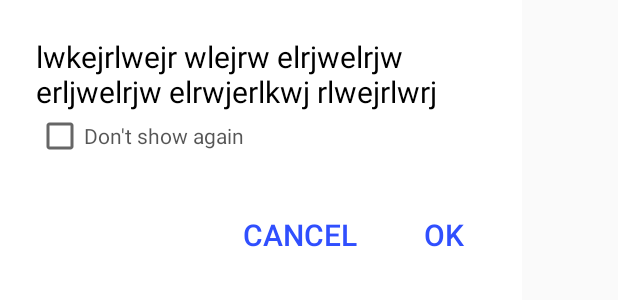
After one commit to dfinn/pinetask-android, an Android app: the layout startup_message_dialog.xml on its own in the app's theme, with its tools: preview values and no code run, on a phone screen of 412 x 824 dp. The commit adds this screen. Shown: the top 300 px of the screen. Run offline under Robolectric (Android 15) with nearby library versions, the light colour scheme and no system bars.

Commit message:
Add mLoggingEnabled flag to Logger class, so log messages only output in debug builds.  Get startup message text when MainActivity is created, and if version of message is newer than what  user has seen, display it to user.   Add /app/*.apk to gitignore.  Add setValueRx helper method with waitForCompletion option to control whether onComplete is invoked immediately or only after setValue is finished.  Use it in conjunction with writing special 'refresh' node to work around problem with Firebase sometimes returning cached data instead of value from server.  Add 'is first startup' value to shared prefs, so that startup message won't show if it's the first app launch.

```diff
--- a/app/build.gradle
+++ b/app/build.gradle
@@ -33,8 +33,10 @@ android {
         release {
             minifyEnabled true
             proguardFiles getDefaultProguardFile('proguard-android.txt'), 'proguard-rules.pro'
+            buildConfigField "boolean", "IS_DEBUG", "false"
         }
         debug {
+            buildConfigField "boolean", "IS_DEBUG", "true"
         }
     }
 }
--- a/app/src/main/java/com/pinetask/app/PineTaskActivity.java
+++ b/app/src/main/java/com/pinetask/app/PineTaskActivity.java
@@ -20,7 +20,7 @@ import io.reactivex.disposables.Disposable;
 public abstract class PineTaskActivity extends AppCompatActivity
 {
     protected PrefsManager mPrefsManager;
-    private boolean mActivityActive;
+    protected boolean mActivityActive;
     final List<Disposable> mActiveDisposables = new ArrayList<>();
 
     @Override
--- a/app/src/main/java/com/pinetask/app/PineTaskApplication.java
+++ b/app/src/main/java/com/pinetask/app/PineTaskApplication.java
@@ -56,6 +56,7 @@ public class PineTaskApplication extends MultiDexApplication
     public void onCreate()
     {
         super.onCreate();
+        Logger.setLoggingEnabled(BuildConfig.DEBUG);
         mApplicationInstance = this;
         mEventBus = new Bus();
         Fabric.with(this, new Crashlytics());
--- a/app/src/main/java/com/pinetask/app/PrefsManager.java
+++ b/app/src/main/java/com/pinetask/app/PrefsManager.java
@@ -36,4 +36,9 @@ public class PrefsManager
     private static String CURRENT_LIST_ID_KEY = "CurrentListId";
     public String getCurrentListId() { return mSharedPreferences.getString(CURRENT_LIST_ID_KEY, null); }
     public void setCurrentListId(String listId) { mSharedPreferences.edit().putString(CURRENT_LIST_ID_KEY, listId).commit(); }
+
+    /** Boolean value indicating if this is the first app launch. **/
+    private static String IS_FIRST_LAUNCH_KEY = "IsFirstLaunch";
+    public boolean getIsFirstLaunch() { return mSharedPreferences.getBoolean(IS_FIRST_LAUNCH_KEY, true); }
+    public void setIsFirstLaunch(boolean isFirstLaunch) { mSharedPreferences.edit().putBoolean(IS_FIRST_LAUNCH_KEY, isFirstLaunch).commit(); }
 }
--- /dev/null
+++ b/app/src/main/res/layout/startup_message_dialog.xml
@@ -0,0 +1,31 @@
+<?xml version="1.0" encoding="utf-8"?>
+<LinearLayout xmlns:android="http://schemas.android.com/apk/res/android"
+              android:orientation="vertical"
+              android:background="@color/colorBackground"
+              android:layout_width="wrap_content"
+              android:layout_height="match_parent">
+
+    <TextView
+        android:id="@+id/titleTextView"
+        android:textSize="20sp"
+        android:textColor="@color/black"
+        android:layout_marginTop="24dp"
+        android:layout_marginLeft="24dp"
+        android:layout_marginRight="24dp"
+        android:layout_width="300dp"
+        android:text="lwkejrlwejr wlejrw elrjwelrjw erljwelrjw elrwjerlkwj rlwejrlwrj"
+        android:layout_height="wrap_content"/>
+
+    <CheckBox
+        android:id="@+id/dontShowAgainCheckBox"
+        android:text="@string/dont_show_again"
+        android:textColor="@color/black_67percent"
+        android:layout_marginBottom="24dp"
+        android:layout_marginLeft="24dp"
+        android:layout_marginRight="24dp"
+        android:layout_width="wrap_content"
+        android:layout_height="wrap_content"/>
+
+    <include layout="@layout/dialog_button_bar"/>
+
+</LinearLayout>
--- a/app/src/main/res/values/strings.xml
+++ b/app/src/main/res/values/strings.xml
@@ -26,6 +26,7 @@
     <string name="signup_later">Sign up later</string>
     <string name="what_is_your_name">What is your name? Others will see this when you share lists with them, and your initials will show on chat messages and list items you claim.</string>
     <string name="finishing_account_setup">Finishing account setup...</string>
+    <string name="dont_show_again">Don\'t show again</string>
 
     <!-- Manage Lists Activity -->
     <string name="loading_lists">Loading lists...</string>
@@ -67,6 +68,7 @@
     <string name="members">Members</string>
     <string name="owner">[owner]</string>
     <string name="error_loading_lists">Error loading lists.</string>
+    <string name="error_loading_startup_message">Error loading startup message.</string>
     <string name="error_getting_username">Error looking up username.</string>
     <string name="error_getting_list_name">Error looking up list name.</string>
     <string name="error_getting_completed_items">Error getting list of completed items.</string>
```
Also changed, not shown: app/src/main/java/com/pinetask/app/DbHelper.java (+124 -27 lines), app/src/main/java/com/pinetask/app/MainActivity.java (+31 -3 lines), app/src/main/java/com/pinetask/app/StartupMessageDialogFragment.java (added, +69 -0 lines), app/src/main/java/com/pinetask/app/manage_lists/StartupMessage.java (added, +14 -0 lines), common/src/main/java/com/pinetask/common/Logger.java (+7 -3 lines), 1 other file.
